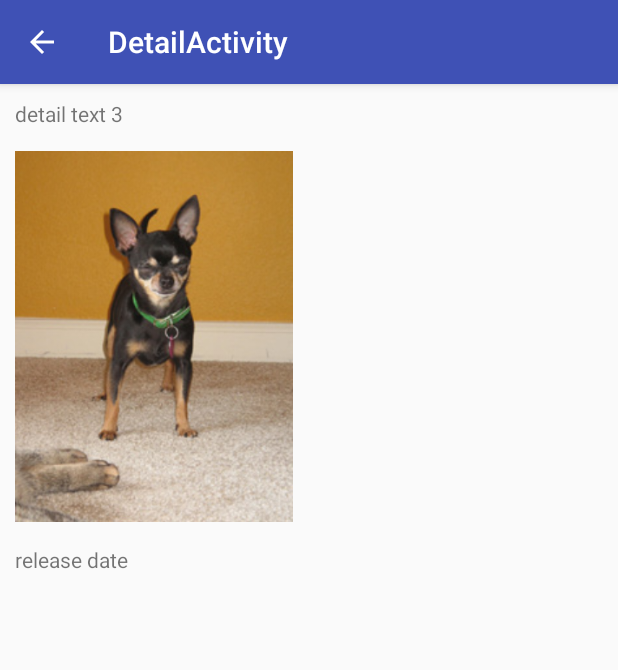
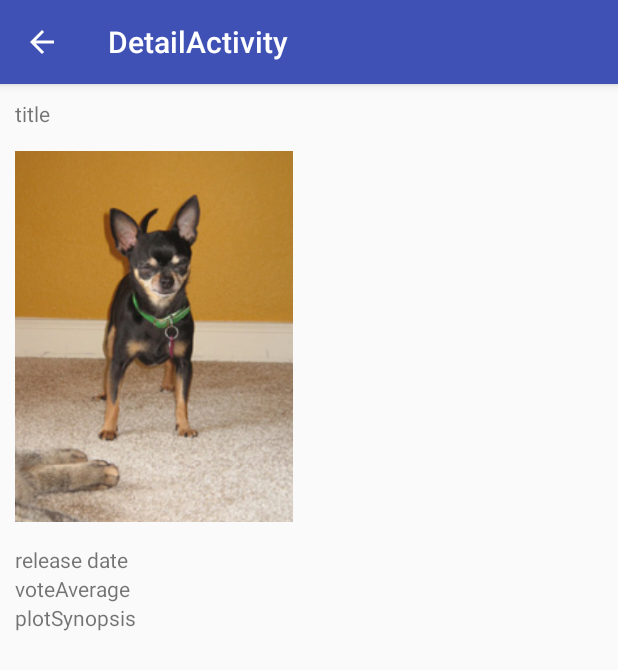
Before and after one commit to BrandonMiller355/p1_brandonmiller, an Android app: the DetailActivity screen opened directly, with no data from a screen before it, on a phone screen of 412 x 824 dp. Shown: the top 670 px of the screen. Run offline under Robolectric (Android 15) with nearby library versions, the phone set to English and light mode, and no system bars; our stand-ins replace Picasso; pictures from the network do not load; 6 statements that could not run were skipped.

Commit message:
Got detail view looking pretty

```diff
--- a/app/src/main/java/com/example/android/popularmovies/DetailActivity.java
+++ b/app/src/main/java/com/example/android/popularmovies/DetailActivity.java
@@ -87,17 +87,21 @@ public class DetailActivity extends ActionBarActivity {
             textView2.setText(getActivity().getIntent().getExtras().getString(Intent.EXTRA_UID));
 */
 
-            TextView textView3 = (TextView) rootView.findViewById(R.id.detail_text3);
-            textView3.setText(getActivity().getIntent().getExtras().getString(Intent.EXTRA_TITLE));
+            TextView title = (TextView) rootView.findViewById(R.id.title);
+            title.setText(getActivity().getIntent().getExtras().getString(Intent.EXTRA_TITLE));
 
             TextView releaseDate = (TextView) rootView.findViewById(R.id.releaseDate);
-            releaseDate.setText(getActivity().getIntent().getExtras().getString(Intent.EXTRA_DATA_REMOVED));
+            releaseDate.setText("Release Date: "
+                    + getActivity().getIntent().getExtras().getString(Intent.EXTRA_DATA_REMOVED));
 
             TextView voteAverage = (TextView) rootView.findViewById(R.id.voteAverage);
-            voteAverage.setText(getActivity().getIntent().getExtras().getString(Intent.EXTRA_PHONE_NUMBER));
+            voteAverage.setText("Vote Average: "
+                    + getActivity().getIntent().getExtras().getString(Intent.EXTRA_PHONE_NUMBER)
+                    + "/10.00");
 
             TextView plotSynopsis = (TextView) rootView.findViewById(R.id.plotSynopsis);
-            plotSynopsis.setText(getActivity().getIntent().getExtras().getString(Intent.EXTRA_SUBJECT));
+            plotSynopsis.setText("Description: "
+                    + getActivity().getIntent().getExtras().getString(Intent.EXTRA_SUBJECT));
 
             return rootView;
         }
--- a/app/src/main/res/layout/fragment_detail.xml
+++ b/app/src/main/res/layout/fragment_detail.xml
@@ -6,14 +6,27 @@
     android:layout_height="match_parent"
     tools:context="com.example.android.sunshine.app.DetailActivity$PlaceholderFragment" >
 
+    <TextView
+        android:layout_width="wrap_content"
+        android:layout_height="wrap_content"
+        android:id="@+id/title"
+        android:text="title"
+        android:layout_marginTop="10dp"
+        android:layout_alignParentTop="true"
+        android:layout_alignParentLeft="true"
+        android:layout_alignParentStart="true"
+        android:layout_marginLeft="22dp"
+        android:layout_marginStart="10dp"
+        android:gravity="top|center_horizontal" />
+
     <ImageView
         android:layout_width="185dp"
         android:layout_height="278dp"
         android:id="@+id/detail_image1"
         android:src="@drawable/sample_0"
-        android:layout_below="@+id/detail_text3"
-        android:layout_alignLeft="@+id/detail_text3"
-        android:layout_alignStart="@+id/detail_text3" />
+        android:layout_below="@+id/title"
+        android:layout_alignLeft="@+id/title"
+        android:layout_alignStart="@+id/title" />
 
 <!--
     <TextView
@@ -40,22 +53,9 @@
     <TextView
         android:layout_width="wrap_content"
         android:layout_height="wrap_content"
-        android:id="@+id/detail_text3"
-        android:text="detail text 3"
-        android:layout_marginTop="10dp"
-        android:layout_alignParentTop="true"
-        android:layout_alignParentLeft="true"
-        android:layout_alignParentStart="true"
-        android:layout_marginLeft="22dp"
-        android:layout_marginStart="10dp"
-        android:gravity="top|center_horizontal" />
-
-    <TextView
-        android:layout_width="wrap_content"
-        android:layout_height="wrap_content"
         android:id="@+id/releaseDate"
         android:text="release date"
-        android:layout_alignParentBottom="true"
+        android:layout_alignParentBottom="false"
         android:layout_below="@+id/detail_image1"
         android:layout_alignLeft="@+id/detail_image1"
         android:layout_alignStart="@+id/detail_image1"
@@ -67,7 +67,7 @@
         android:id="@+id/voteAverage"
         android:text="voteAverage"
         android:layout_below="@id/releaseDate"
-        android:layout_alignParentBottom="true"
+        android:layout_alignParentBottom="false"
         android:layout_alignLeft="@id/releaseDate"
         android:layout_alignStart="@id/releaseDate"
         />
@@ -81,6 +81,7 @@
         android:layout_alignParentBottom="true"
         android:layout_alignLeft="@id/voteAverage"
         android:layout_alignStart="@id/voteAverage"
-        />
+        android:layout_alignParentRight="true"
+        android:layout_alignParentEnd="true"/>
 
 </RelativeLayout>
```
